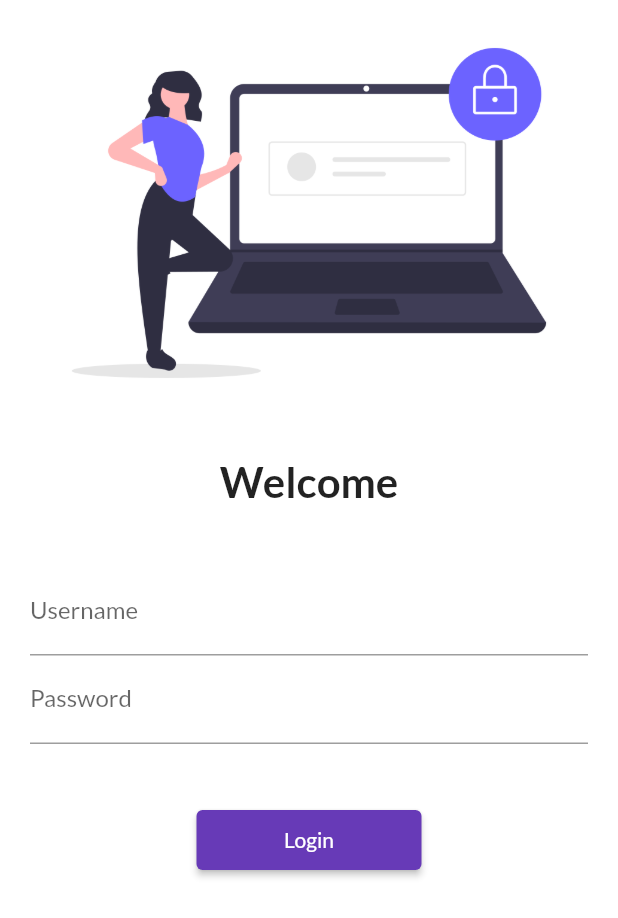
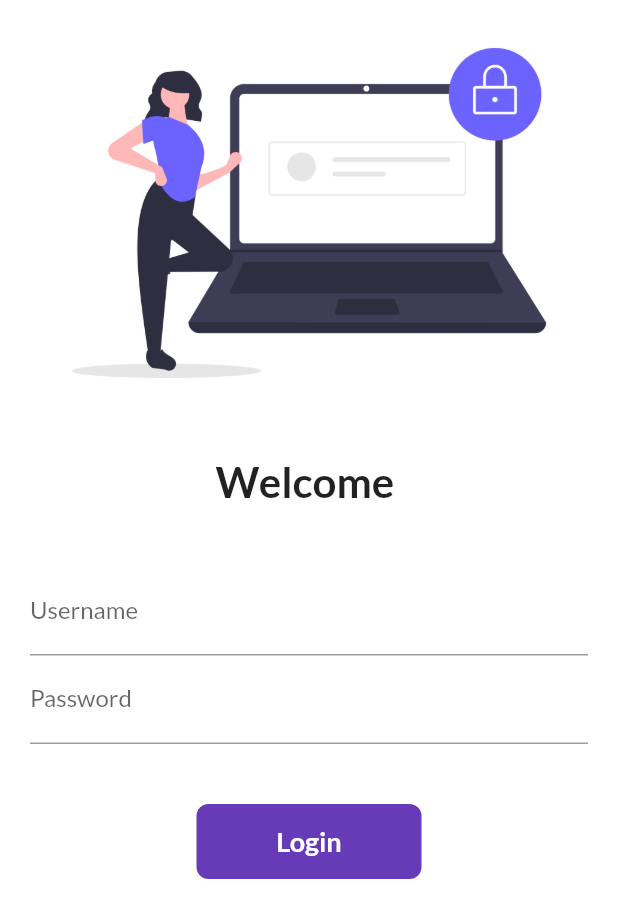
Before and after one commit to tilakpoudel/flutter_catelog_app, a Flutter app: the screen it shows after launch, on a phone screen of 412 x 824 dp. Shown: the top 918 px of the screen. Run offline on Flutter 3.47's test engine with Material 2 defaults, Android fonts, the phone set to English and light mode, and no system bars; our stand-ins replace google_fonts.

```diff
--- a/analysis_options.yaml
+++ b/analysis_options.yaml
@@ -23,7 +23,9 @@ linter:
   # producing the lint.
   rules:
     # avoid_print: false  # Uncomment to disable the `avoid_print` rule
-    # prefer_single_quotes: true  # Uncomment to enable the `prefer_single_quotes` rule
+    prefer_single_quotes: true  # Uncomment to enable the `prefer_single_quotes` rule
+    prefer_const_constructors: false
+
 
 # Additional information about this file can be found at
 # https://dart.dev/guides/language/analysis-options
--- a/lib/main.dart
+++ b/lib/main.dart
@@ -26,7 +26,7 @@ class MyApp extends StatelessWidget {
       darkTheme: ThemeData(
         brightness: Brightness.dark,
       ),
-      initialRoute: "/login",
+      initialRoute: '/login',
       routes: {
         "/": (context) => const LoginPage(),
         MyRoutes.homeRoute: (context) => const HomePage(),
--- a/lib/pages/home_page.dart
+++ b/lib/pages/home_page.dart
@@ -3,7 +3,7 @@ import 'package:flutter/material.dart';
 class HomePage extends StatelessWidget {
   const HomePage({Key? key}) : super(key: key);
   final int days = 30;
-  final String name = "Poudell";
+  final String name = 'Poudell';
 
   @override
   Widget build(BuildContext context) {
@@ -12,7 +12,7 @@ class HomePage extends StatelessWidget {
         title: const Text('Catlog App'),
       ),
       body: Center(
-        child: Text("Welcome to $days days of flutter by $name"),
+        child: Text('Welcome to $days days of flutter by $name'),
       ),
       drawer: const Drawer(),
     );
--- a/lib/pages/login_page.dart
+++ b/lib/pages/login_page.dart
@@ -1,8 +1,16 @@
 import 'package:flutter/material.dart';
 import 'package:flutter_catalog/utils/routes.dart';
 
-class LoginPage extends StatelessWidget {
+class LoginPage extends StatefulWidget {
   const LoginPage({Key? key}) : super(key: key);
+
+  @override
+  State<LoginPage> createState() => _LoginPageState();
+}
+
+class _LoginPageState extends State<LoginPage> {
+  String name = '';
+  bool changeButton = false;
 
   @override
   Widget build(BuildContext context) {
@@ -18,9 +26,9 @@ class LoginPage extends StatelessWidget {
             const SizedBox(
               height: 20.0,
             ),
-            const Text(
-              "Welcome",
-              style: TextStyle(
+            Text(
+              "Welcome $name",
+              style: const TextStyle(
                 fontSize: 28,
                 fontWeight: FontWeight.bold,
               ),
@@ -29,33 +37,74 @@ class LoginPage extends StatelessWidget {
               height: 20.0,
             ),
             Padding(
-              padding: EdgeInsets.all(20),
+              padding: const EdgeInsets.all(20),
               child: Column(
                 children: [
                   TextFormField(
                     decoration: const InputDecoration(
-                      hintText: "Enter username",
-                      labelText: "Username",
+                      hintText: 'Enter username',
+                      labelText: 'Username',
                     ),
+                    onChanged: (value) {
+                      name = value;
+                      setState(() {});
+                    },
                   ),
                   TextFormField(
                     decoration: const InputDecoration(
-                      hintText: "Enter password",
-                      labelText: "Password",
+                      hintText: 'Enter password',
+                      labelText: 'Password',
                     ),
                   ),
                   const SizedBox(
                     height: 40.0,
                   ),
-                  ElevatedButton(
-                    onPressed: () {
+                  InkWell(
+                    onTap: () async {
+                      setState(() {
+                        changeButton = true;
+                      });
+
+                      await Future.delayed(Duration(seconds: 1));
                       Navigator.pushNamed(context, MyRoutes.homeRoute);
                     },
-                    child: const Text('Login'),
-                    style: TextButton.styleFrom(
-                      minimumSize: const Size(150, 40),
+                    child: AnimatedContainer(
+                      duration: const Duration(seconds: 1),
+                      width: changeButton ? 50 : 150,
+                      height: 50,
+                      alignment: Alignment.center,
+                      child: changeButton
+                          ? Icon(
+                              Icons.done,
+                              color: Colors.white,
+                            )
+                          : Text(
+                              'Login',
+                              style: TextStyle(
+                                color: Colors.white,
+                                fontWeight: FontWeight.bold,
+                                fontSize: 18,
+                              ),
+                            ),
+                      decoration: BoxDecoration(
+                        color: Colors.deepPurple,
+                        // shape:
+                        //     changeButton ? BoxShape.circle : BoxShape.rectangle,
+                        borderRadius:
+                            BorderRadius.circular(changeButton ? 50 : 8),
+                      ),
                     ),
                   )
+
+                  // ElevatedButton(
+                  //   child: const Text('Login'),
+                  //   style: TextButton.styleFrom(
+                  //     minimumSize: const Size(150, 40),
+                  //   ),
+                  //   onPressed: () {
+                  //     Navigator.pushNamed(context, MyRoutes.homeRoute);
+                  //   },
+                  // )
                 ],
               ),
             )
--- a/lib/utils/routes.dart
+++ b/lib/utils/routes.dart
@@ -1,4 +1,4 @@
 class MyRoutes {
-  static String loginRoute = "/login";
-  static String homeRoute = "/home";
+  static String loginRoute = '/login';
+  static String homeRoute = '/home';
 }
```
